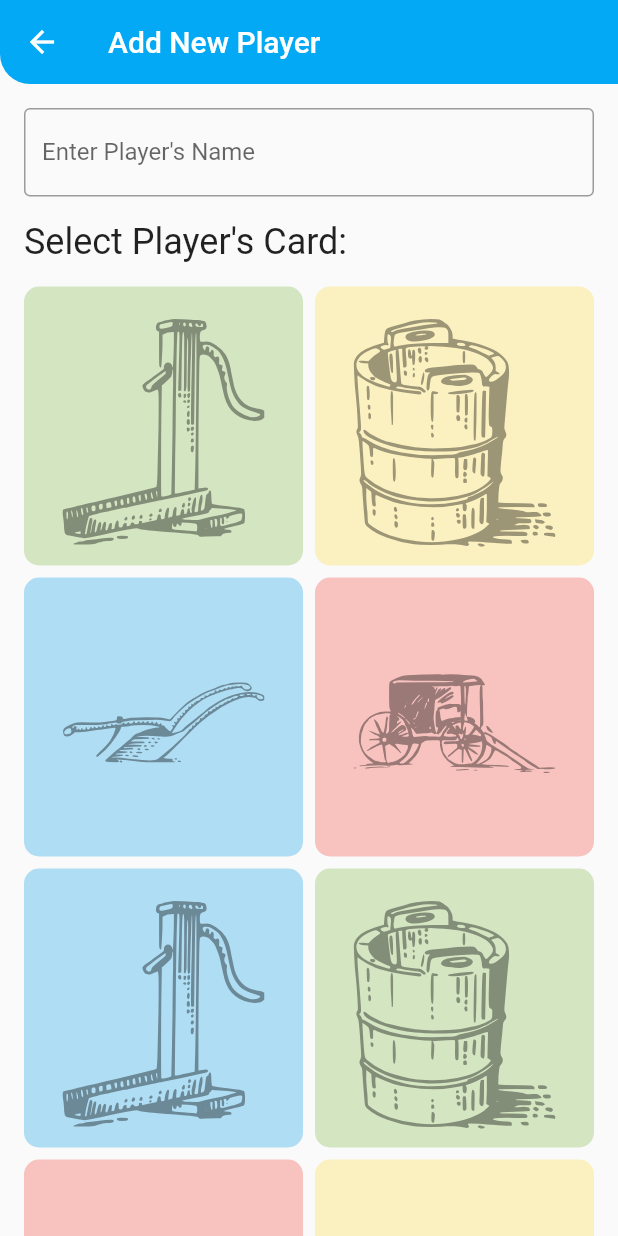
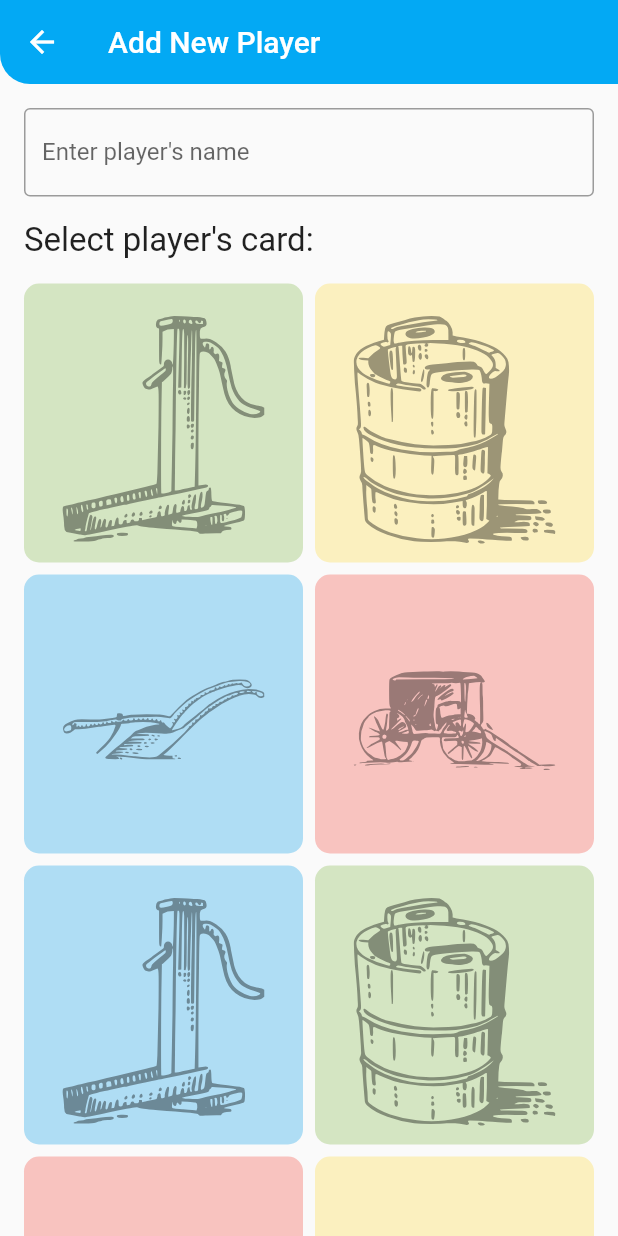
Before and after one commit to joshualessadias/blitz-score, a Flutter app: the screen it shows after launch, after a tap on the "add" icon, on a phone screen of 412 x 824 dp. Run offline on Flutter 3.47's test engine with Material 2 defaults, Android fonts, the phone set to English and light mode, and no system bars; our stand-ins replace sqflite; accounts and stored records are empty; generated files the repository leaves out were written again.

Commit message:
adding translations

```diff
--- /dev/null
+++ b/l10n.yaml
@@ -0,0 +1,3 @@
+arb-din: lib/l10n
+template-arb-file: app_en.arb
+output-localization-file: app_localizations.dart
--- /dev/null
+++ b/lib/l10n/l10n.dart
@@ -0,0 +1,8 @@
+import 'package:flutter/material.dart';
+
+class L10n {
+  static final all = [
+    const Locale('pt'),
+    const Locale('en'),
+  ];
+}
--- a/lib/main.dart
+++ b/lib/main.dart
@@ -1,6 +1,9 @@
+import 'package:blitz_score/l10n/l10n.dart';
+import 'package:blitz_score/screens/score_page.dart';
 import 'package:blitz_score/utilities/player_utils.dart';
 import 'package:flutter/material.dart';
-import 'screens/score_page.dart';
+import 'package:flutter_gen/gen_l10n/app_localizations.dart';
+import 'package:flutter_localizations/flutter_localizations.dart';
 
 void main() async {
   WidgetsFlutterBinding.ensureInitialized();
@@ -25,6 +28,13 @@ class MyApp extends StatelessWidget {
           ),
         ),
       ),
+      supportedLocales: L10n.all,
+      localizationsDelegates: const [
+        AppLocalizations.delegate,
+        GlobalMaterialLocalizations.delegate,
+        GlobalCupertinoLocalizations.delegate,
+        GlobalWidgetsLocalizations.delegate,
+      ],
       home: ScorePage(databaseIsEmpty: databaseIsEmpty),
     );
   }
--- a/lib/screens/player_config_page.dart
+++ b/lib/screens/player_config_page.dart
@@ -4,6 +4,7 @@ import 'package:blitz_score/utilities/player_utils.dart';
 import 'package:blitz_score/widgets/my_card_selection.dart';
 import 'package:flutter/material.dart';
 import 'package:flutter/services.dart';
+import 'package:flutter_gen/gen_l10n/app_localizations.dart';
 
 class PlayerConfigPage extends StatefulWidget {
   final bool isEditing;
@@ -125,8 +126,8 @@ class _PlayerConfigPageState extends State<PlayerConfigPage> {
             ),
           ),
           title: widget.isEditing
-              ? const Text('Edit Player')
-              : const Text('Add New Player'),
+              ? Text(AppLocalizations.of(context)!.editPlayerTitle)
+              : Text(AppLocalizations.of(context)!.addPlayerTitle),
         ),
         body: SingleChildScrollView(
           padding: const EdgeInsets.all(16),
@@ -135,15 +136,16 @@ class _PlayerConfigPageState extends State<PlayerConfigPage> {
             children: [
               TextFormField(
                   controller: myController,
-                  decoration: const InputDecoration(
-                      border: OutlineInputBorder(),
-                      labelText: 'Enter Player\'s Name')),
+                  decoration: InputDecoration(
+                      border: const OutlineInputBorder(),
+                      labelText:
+                          AppLocalizations.of(context)!.enterPlayersName)),
               const SizedBox(
                 height: 16,
               ),
-              const Text(
-                'Select Player\'s Card:',
-                style: TextStyle(fontSize: 24),
+              Text(
+                AppLocalizations.of(context)!.selectPlayersCard,
+                style: const TextStyle(fontSize: 22),
               ),
               const SizedBox(
                 height: 16,
@@ -173,18 +175,18 @@ class _PlayerConfigPageState extends State<PlayerConfigPage> {
                         foregroundColor: Colors.red,
                         side: const BorderSide(color: Colors.red),
                         fixedSize: const Size(100, 45),
-                        textStyle: const TextStyle(fontSize: 16),
+                        textStyle: const TextStyle(fontSize: 15),
                       ),
                       onPressed: _handleDeleted,
-                      child: const Text('Delete'),
+                      child: Text(AppLocalizations.of(context)!.delete),
                     ),
                   Center(
                       child: ElevatedButton(
                     style: ElevatedButton.styleFrom(
                         fixedSize: const Size(100, 45),
-                        textStyle: const TextStyle(fontSize: 16)),
+                        textStyle: const TextStyle(fontSize: 15)),
                     onPressed: _handleSubmitted,
-                    child: const Text('Submit'),
+                    child: Text(AppLocalizations.of(context)!.submit),
                   )),
                 ],
               )
--- a/lib/screens/score_page.dart
+++ b/lib/screens/score_page.dart
@@ -4,6 +4,7 @@ import 'package:blitz_score/widgets/my_divider.dart';
 import 'package:flutter/material.dart';
 import 'package:blitz_score/models/player.dart';
 import 'package:flutter/services.dart';
+import 'package:flutter_gen/gen_l10n/app_localizations.dart';
 
 import 'player_config_page.dart';
 
@@ -90,7 +91,7 @@ class ScorePageState extends State<ScorePage> {
         );
       },
       child: const Icon(Icons.add_rounded),
-      tooltip: "Add new player",
+      tooltip: AppLocalizations.of(context)!.addNewPlayer,
       backgroundColor: Colors.blueGrey,
       foregroundColor: Colors.white,
     );
@@ -186,13 +187,11 @@ class ScorePageState extends State<ScorePage> {
 
   Widget _showGameDialog() {
     return AlertDialog(
-      title: const Text(
-        'Create/Load',
-      ),
-      content: const Text('Create new board or load last players?'),
+      title: Text(AppLocalizations.of(context)!.createLoad),
+      content: Text(AppLocalizations.of(context)!.createLoadDescription),
       actions: [
         TextButton(
-          child: const Text('Create new'),
+          child: Text(AppLocalizations.of(context)!.createNew),
           onPressed: () {
             playerUtils.clear();
             firstOpening = false;
@@ -200,7 +199,7 @@ class ScorePageState extends State<ScorePage> {
           },
         ),
         TextButton(
-          child: const Text('Load last'),
+          child: Text(AppLocalizations.of(context)!.loadLast),
           onPressed: () {
             firstOpening = false;
             refreshScreen();
@@ -273,10 +272,10 @@ class ScorePageState extends State<ScorePage> {
             },
           );
         } else {
-          return const Center(
+          return Center(
             child: Text(
-              'Add a new player by tapping the + button',
-              style: TextStyle(fontSize: 24),
+              AppLocalizations.of(context)!.introduction,
+              style: const TextStyle(fontSize: 24),
             ),
           );
         }
```
Also changed, not shown: lib/l10n/app_en.arb (added, +58 -0 lines), lib/l10n/app_pt.arb (added, +16 -0 lines), pubspec.yaml (+4 -64 lines), pubspec.lock.
